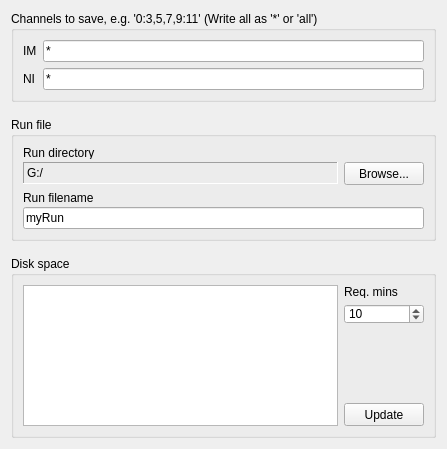
First picture: the form in Forms/SeeNSaveTab.ui, repository billkarsh/SpikeGLX, before the edit.
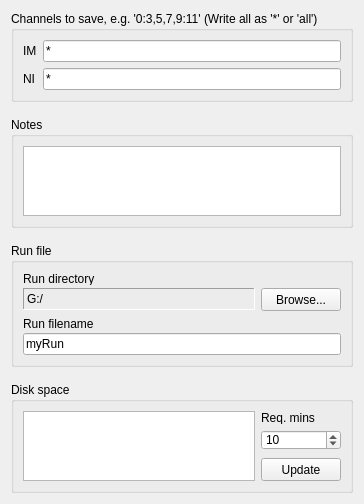
Second picture: the form after the edit.

Commit message: Add user notes feature

Patch:
```diff
--- a/Forms/SeeNSaveTab.ui
+++ b/Forms/SeeNSaveTab.ui
@@ -6,8 +6,8 @@
    <rect>
     <x>0</x>
     <y>0</y>
-    <width>447</width>
-    <height>449</height>
+    <width>364</width>
+    <height>484</height>
    </rect>
   </property>
   <property name="baseSize">
@@ -27,7 +27,7 @@
   <property name="windowTitle">
    <string>Form</string>
   </property>
-  <layout class="QGridLayout" name="gridLayout">
+  <layout class="QGridLayout" name="gridLayout" rowstretch="0,0,0,0">
    <property name="verticalSpacing">
     <number>15</number>
    </property>
@@ -83,7 +83,7 @@
      </layout>
     </widget>
    </item>
-   <item row="1" column="0">
+   <item row="2" column="0">
     <widget class="QGroupBox" name="runGB">
      <property name="title">
       <string>Run file</string>
@@ -229,7 +229,7 @@
      </layout>
     </widget>
    </item>
-   <item row="2" column="0">
+   <item row="3" column="0">
     <widget class="QGroupBox" name="diskGB">
      <property name="title">
       <string>Disk space</string>
@@ -342,6 +342,25 @@
      </layout>
     </widget>
    </item>
+   <item row="1" column="0">
+    <widget class="QGroupBox" name="noteGB">
+     <property name="title">
+      <string>Notes</string>
+     </property>
+     <layout class="QGridLayout" name="gridLayout_3">
+      <item row="0" column="0">
+       <widget class="QTextEdit" name="notesTE">
+        <property name="tabChangesFocus">
+         <bool>true</bool>
+        </property>
+        <property name="acceptRichText">
+         <bool>false</bool>
+        </property>
+       </widget>
+      </item>
+     </layout>
+    </widget>
+   </item>
   </layout>
  </widget>
  <tabstops>
```
Left out of the diff: 1 changed line with no effect on the pictures. The commit also changes 12 other files.
